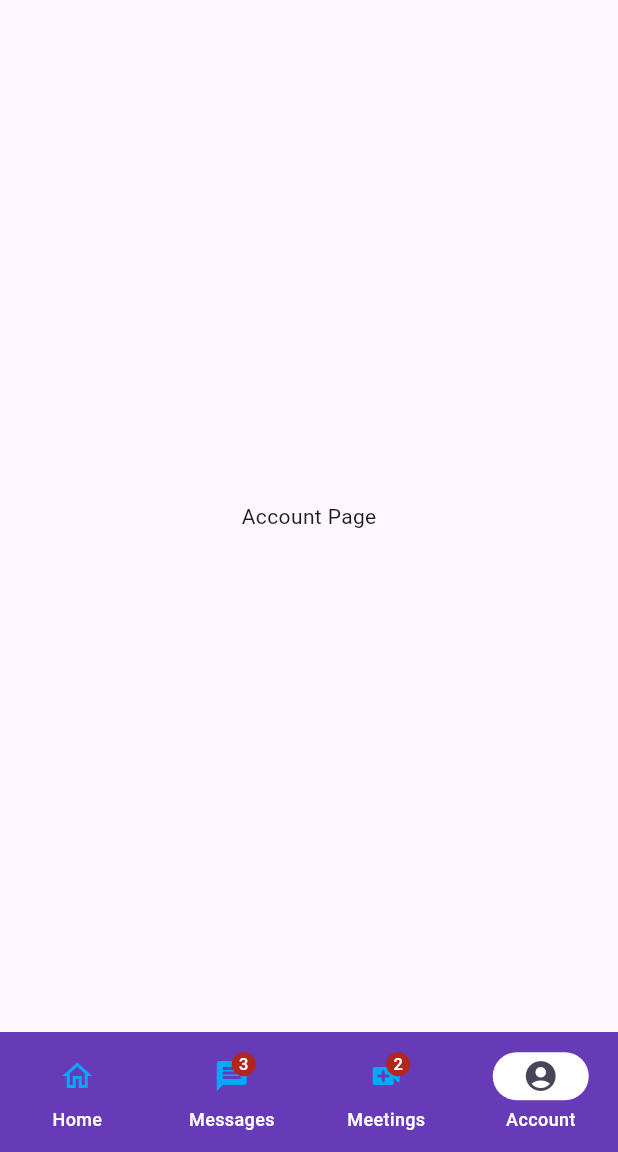
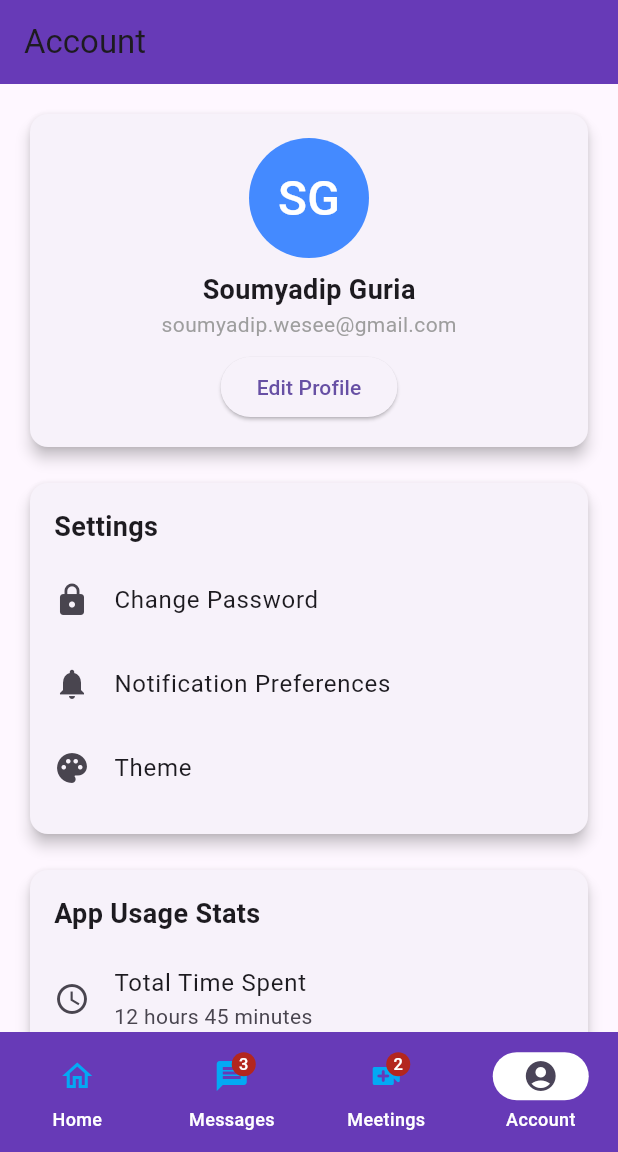
Before and after one commit to CSC-WESEE/qonnect, a Flutter app: the Dashboard screen opened by its route, item 4 of the bottom bar chosen, on a phone screen of 412 x 824 dp, the part 84-1236 px from its top. Run offline on Flutter 3.47's test engine with Material 3 defaults, Android fonts, the phone set to English and light mode, and no system bars; drawn by our look-alikes of toastification; our stand-ins replace connectivity_plus, convert, dio, fixnum, flutter_bloc, flutter_dotenv and 9 more; missing offline and left inert: adaptive_number, ed25519_edwards, flutter_webrtc, hashlib, optional, pointycastle and 2 more; accounts and stored records are empty; network calls fail; key blocks and very long unbroken strings in the code were emptied for the run.

Commit message:
meetings and account page added

```diff
--- /dev/null
+++ b/lib/screens/dashboard/account/account_page.dart
@@ -0,0 +1,226 @@
+import 'dart:io';
+
+import 'package:flutter/material.dart';
+
+class AccountPage extends StatefulWidget {
+  const AccountPage({super.key});
+
+  @override
+  State<AccountPage> createState() => _AccountPageState();
+}
+
+class _AccountPageState extends State<AccountPage> {
+  bool isDesktop = false;
+  @override
+  void initState() {
+    super.initState();
+    if (Platform.isLinux) {
+      isDesktop = true;
+    } else {
+      isDesktop = false;
+    }
+  }
+
+  @override
+  Widget build(BuildContext context) {
+    return Scaffold(
+      appBar: AppBar(title: const Text('Account')),
+      body: isDesktop ? buildDesktopLayout() : buildMobileLayout(),
+    );
+  }
+
+  Widget buildDesktopLayout() {
+    return Padding(
+      padding: const EdgeInsets.all(24.0),
+      child: Column(
+        children: [
+          Row(
+            children: [
+              Expanded(child: buildProfileCard(),),
+              const SizedBox(width: 16),
+              Expanded(child: buildSettingsCard(),),
+            ],
+          ),
+          const SizedBox(height: 16),
+          Row(
+            children: [
+              Expanded(child: buildUsageStatsCard(),),
+              const SizedBox(width: 16),
+              Expanded(child: buildCurrentLocationCard(),),
+            ],
+          ),
+        ],
+      ),
+      // child: GridView.count(
+      //   crossAxisCount: 2,
+      //   mainAxisSpacing: 16,
+      //   crossAxisSpacing: 16,
+      //   childAspectRatio: 1.5,
+      //   children: [
+      //     buildProfileCard(),
+      //     buildSettingsCard(),
+      //     buildUsageStatsCard(),
+      //     buildCurrentLocationCard(),
+      //   ],
+      // ),
+    );
+  }
+
+  Widget buildMobileLayout() {
+    return ListView(
+      padding: const EdgeInsets.all(16.0),
+      children: [
+        buildProfileCard(),
+        const SizedBox(height: 16),
+        buildSettingsCard(),
+        const SizedBox(height: 16),
+        buildUsageStatsCard(),
+        const SizedBox(height: 16),
+        buildCurrentLocationCard(),
+      ],
+    );
+  }
+
+  Widget buildProfileCard() {
+    return Card(
+      elevation: 4,
+      child: Padding(
+        padding: const EdgeInsets.all(16.0),
+        child: Column(
+          children: [
+            CircleAvatar(
+              radius: 40,
+              backgroundColor: Colors.blueAccent, // Or any color you prefer
+              child: Text(
+                // name.isNotEmpty ? name[0].toUpperCase() : '',
+                "SG".toUpperCase(),
+                style: const TextStyle(fontSize: 32, color: Colors.white),
+              ),
+            ),
+
+            const SizedBox(height: 8),
+            const Text(
+              'Soumyadip Guria',
+              style: TextStyle(fontSize: 18, fontWeight: FontWeight.bold),
+            ),
+            const Text(
+              'soumyadip.wesee@gmail.com',
+              style: TextStyle(color: Colors.grey),
+            ),
+            const SizedBox(height: 8),
+            ElevatedButton(onPressed: () {}, child: const Text('Edit Profile')),
+          ],
+        ),
+      ),
+    );
+  }
+
+  Widget buildSettingsCard() {
+    return Card(
+      elevation: 4,
+      child: Padding(
+        padding: const EdgeInsets.all(16.0),
+        child: Column(
+          crossAxisAlignment: CrossAxisAlignment.start,
+          children: [
+            const Text(
+              'Settings',
+              style: TextStyle(fontSize: 18, fontWeight: FontWeight.bold),
+            ),
+            const SizedBox(height: 8),
+            ListTile(
+              contentPadding: EdgeInsets.zero,
+              leading: const Icon(Icons.lock),
+              title: const Text('Change Password'),
+              onTap: () {},
+            ),
+            ListTile(
+              contentPadding: EdgeInsets.zero,
+              leading: const Icon(Icons.notifications),
+              title: const Text('Notification Preferences'),
+              onTap: () {},
+            ),
+            ListTile(
+              contentPadding: EdgeInsets.zero,
+              leading: const Icon(Icons.palette),
+              title: const Text('Theme'),
+              onTap: () {},
+            ),
+          ],
+        ),
+      ),
+    );
+  }
+
+  Widget buildUsageStatsCard() {
+    return Card(
+      elevation: 4,
+      child: Padding(
+        padding: const EdgeInsets.all(16.0),
+        child: Column(
+          crossAxisAlignment: CrossAxisAlignment.start,
+          children: [
+            const Text(
+              'App Usage Stats',
+              style: TextStyle(fontSize: 18, fontWeight: FontWeight.bold),
+            ),
+            const SizedBox(height: 8),
+            ListTile(
+              contentPadding: EdgeInsets.zero,
+              leading: const Icon(Icons.access_time),
+              title: const Text('Total Time Spent'),
+              subtitle: const Text('12 hours 45 minutes'),
+            ),
+            ListTile(
+              contentPadding: EdgeInsets.zero,
+              leading: const Icon(Icons.video_call),
+              title: const Text('Meetings Joined'),
+              subtitle: const Text('34 meetings'),
+            ),
+            ListTile(
+              contentPadding: EdgeInsets.zero,
+              leading: const Icon(Icons.calendar_today),
+              title: const Text('Meetings Hosted'),
+              subtitle: const Text('5 meetings'),
+            ),
+          ],
+        ),
+      ),
+    );
+  }
+
+  Widget buildCurrentLocationCard() {
+    const String currentLocation = 'RK Puram, WESEE, INDIA';
+
+    return Card(
+      elevation: 4,
+      child: Padding(
+        padding: const EdgeInsets.all(16.0),
+        child: Column(
+          crossAxisAlignment: CrossAxisAlignment.start,
+          children: [
+            const Text(
+              'Current Location',
+              style: TextStyle(fontSize: 18, fontWeight: FontWeight.bold),
+            ),
+            const SizedBox(height: 8),
+            Row(
+              children: const [
+                Icon(Icons.location_on, color: Colors.red),
+                SizedBox(width: 8),
+                Text(currentLocation, style: TextStyle(fontSize: 16)),
+              ],
+            ),
+            const SizedBox(height: 8),
+            TextButton(
+              onPressed: () {
+                // Here you'd trigger a location update.
+              },
+              child: const Text('Refresh Location'),
+            ),
+          ],
+        ),
+      ),
+    );
+  }
+}
--- a/lib/screens/dashboard/dashboard.dart
+++ b/lib/screens/dashboard/dashboard.dart
@@ -5,6 +5,7 @@ import 'package:flutter/material.dart';
 import 'package:qonnect/apis/address_book/address_book.dart';
 import 'package:qonnect/models/OwnUserDetialsModel.dart';
 import 'package:qonnect/models/chat/chat_model_repository.dart';
+import 'package:qonnect/screens/dashboard/account/account_page.dart';
 import 'package:qonnect/screens/dashboard/home/home_page.dart';
 import 'package:qonnect/screens/dashboard/meetings/meetings.dart';
 import 'package:qonnect/screens/dashboard/messaging/messaging.dart';
@@ -35,7 +36,8 @@ class _DashboardState extends State<Dashboard> {
     HomePage(),
     Messaging(),
     Meetings(),
-    const Center(child: Text('Account Page')),
+    // const Center(child: Text('Account Page')),
+    AccountPage(),
   ];
 
   @override
--- a/lib/screens/dashboard/home/home_page.dart
+++ b/lib/screens/dashboard/home/home_page.dart
@@ -13,7 +13,7 @@ class _HomePageState extends State<HomePage> {
     return Scaffold(
       backgroundColor: Colors.deepPurple,
       body: Center(
-        child: Container(
+        child: SizedBox(
           height: 320,
           width: 320,
           child: Center(
```
Also changed, not shown: lib/screens/dashboard/meetings/meetings.dart (+180 -1 lines).
